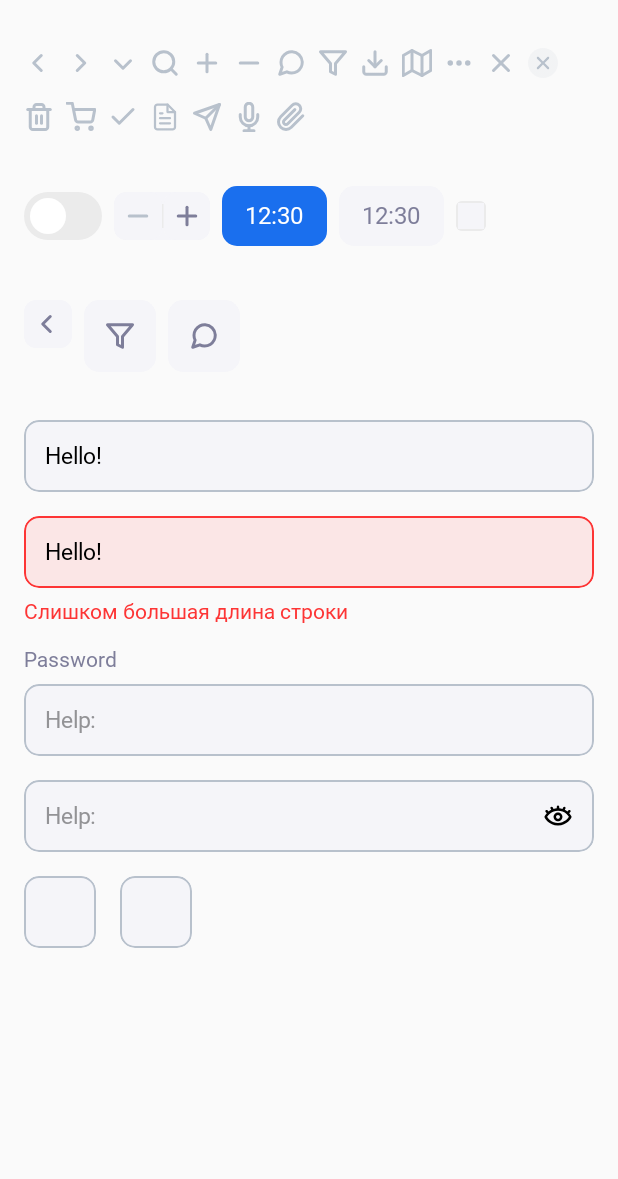
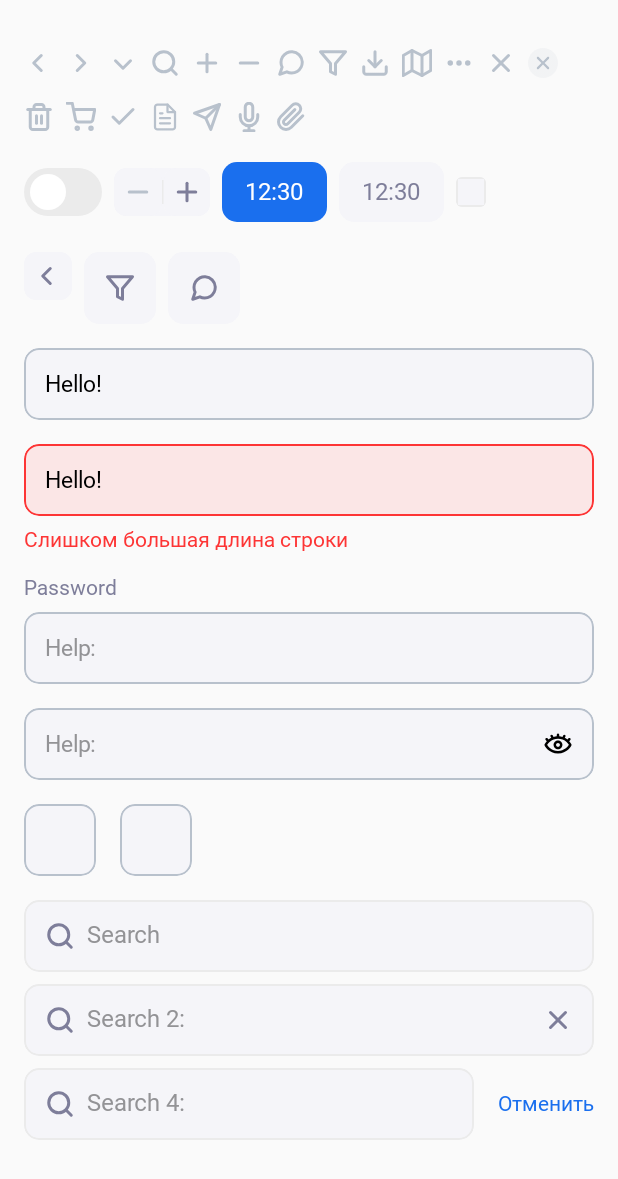
Before and after one commit to Vrs-Alex/StudyMatuleApp, an Android app built with Jetpack Compose: the screen it shows after launch (MainActivity), on a phone screen of 412 x 824 dp. Shown: the top 1179 px of the screen. Run offline under Robolectric (Android 15) with nearby library versions, the phone set to English and light mode, and no system bars; Roboto replaces fonts that are not available here.

Commit message:
Added search field

```diff
--- a/Android/Library/app/src/main/java/vrsalex/matule/uikit/MainActivity.kt
+++ b/Android/Library/app/src/main/java/vrsalex/matule/uikit/MainActivity.kt
@@ -4,17 +4,23 @@ import android.os.Bundle
 import androidx.activity.ComponentActivity
 import androidx.activity.compose.setContent
 import androidx.activity.enableEdgeToEdge
+import androidx.compose.foundation.layout.Arrangement
 import androidx.compose.foundation.layout.Column
 import androidx.compose.foundation.layout.Spacer
 import androidx.compose.foundation.layout.fillMaxSize
 import androidx.compose.foundation.layout.height
 import androidx.compose.foundation.layout.padding
 import androidx.compose.foundation.layout.statusBarsPadding
+import androidx.compose.foundation.rememberScrollState
+import androidx.compose.foundation.verticalScroll
+import androidx.compose.ui.Alignment
 import androidx.compose.ui.Modifier
+import androidx.compose.ui.text.style.LineHeightStyle
 import androidx.compose.ui.unit.dp
 import vrsalex.matule.uikit.show.ShowButton
 import vrsalex.matule.uikit.show.ShowControllers
 import vrsalex.matule.uikit.show.ShowInput
+import vrsalex.matule.uikit.show.ShowSearch
 import vrsalex.matule.uikit.show.ShowSystemIcon
 import vrsalex.matule.uikit.theme.AppTheme
 
@@ -25,21 +31,19 @@ class MainActivity : ComponentActivity() {
         setContent {
             AppTheme() {
                 Column(
-                    modifier = Modifier.fillMaxSize().statusBarsPadding().padding(horizontal = 16.dp, vertical = 32.dp),
+                    modifier = Modifier.fillMaxSize().statusBarsPadding().padding(horizontal = 16.dp, vertical = 32.dp)
+                        .verticalScroll(rememberScrollState()),
+                    verticalArrangement = Arrangement.spacedBy(16.dp),
                 ) {
                     ShowSystemIcon()
 
-                    Spacer(modifier = Modifier.height(32.dp))
-
                     ShowControllers()
-
-                    Spacer(modifier = Modifier.height(32.dp))
 
                     ShowButton()
 
-                    Spacer(modifier = Modifier.height(32.dp))
+                    ShowInput()
 
-                    ShowInput()
+                    ShowSearch()
                 }
             }
         }
--- /dev/null
+++ b/Android/Library/app/src/main/java/vrsalex/matule/uikit/show/ShowSearch.kt
@@ -0,0 +1,75 @@
+package vrsalex.matule.uikit.show
+
+import androidx.compose.foundation.clickable
+import androidx.compose.foundation.layout.Arrangement
+import androidx.compose.foundation.layout.Box
+import androidx.compose.foundation.layout.Column
+import androidx.compose.foundation.layout.fillMaxHeight
+import androidx.compose.foundation.layout.width
+import androidx.compose.foundation.layout.wrapContentWidth
+import androidx.compose.foundation.shape.RoundedCornerShape
+import androidx.compose.material3.Text
+import androidx.compose.material3.ripple
+import androidx.compose.runtime.Composable
+import androidx.compose.runtime.getValue
+import androidx.compose.runtime.mutableStateOf
+import androidx.compose.runtime.remember
+import androidx.compose.runtime.setValue
+import androidx.compose.ui.Alignment
+import androidx.compose.ui.Modifier
+import androidx.compose.ui.draw.clip
+import androidx.compose.ui.unit.dp
+import vrsalex.matule.uikit.component.search.SearchInputField
+import vrsalex.matule.uikit.theme.AppTheme
+
+@Composable
+fun ShowSearch() {
+
+    Column(
+        verticalArrangement = Arrangement.spacedBy(8.dp)
+    ) {
+
+        var value1 by remember { mutableStateOf("") }
+        SearchInputField(
+            value = value1,
+            onValueChange = { value1 = it },
+            placeholder = "Search"
+        )
+
+        var value2 by remember { mutableStateOf("") }
+        SearchInputField(
+            value = value2,
+            onValueChange = { value2 = it },
+            placeholder = "Search 2: ",
+            isAlwaysCancel = true
+        )
+
+
+        var value4 by remember { mutableStateOf("") }
+        SearchInputField(
+            value = value4,
+            onValueChange = { value4 = it },
+            placeholder = "Search 4: ",
+            additionContent = {
+                Box(
+                    modifier = Modifier
+                        .fillMaxHeight()
+                        .clip(RoundedCornerShape(10.dp))
+                        .clickable(
+                            interactionSource = null,
+                            indication = null,
+                            onClick = { value4 = "" }
+                        ),
+                    contentAlignment = Alignment.Center
+                ) {
+                    Text(
+                        "Отменить",
+                        style = AppTheme.typography.captionRegular,
+                        color = AppTheme.colors.accent
+                    )
+                }
+            }
+        )
+    }
+
+}
--- a/Android/Library/uikit/src/main/java/vrsalex/matule/uikit/component/icon/SystemIcon.kt
+++ b/Android/Library/uikit/src/main/java/vrsalex/matule/uikit/component/icon/SystemIcon.kt
@@ -1,7 +1,9 @@
 package vrsalex.matule.uikit.component.icon
 
+import androidx.compose.foundation.clickable
 import androidx.compose.foundation.layout.size
 import androidx.compose.material3.Icon
+import androidx.compose.material3.ripple
 import androidx.compose.runtime.Composable
 import androidx.compose.ui.Modifier
 import androidx.compose.ui.graphics.Color
@@ -39,13 +41,19 @@ enum class SystemIcon(val id: Int, val descroption: String = ""){
 fun SystemIcon(
     icon: SystemIcon,
     modifier: Modifier = Modifier,
-    tint: Color = AppTheme.colors.inputIcon
+    tint: Color = AppTheme.colors.inputIcon,
+    onClick: (() -> Unit)? = null
 ) {
+
+    val clickableModifier = if (onClick != null) Modifier.clickable(
+        interactionSource = null,
+        indication = ripple(true, 3.dp),
+        onClick = onClick ) else Modifier
 
     Icon(
         painter = painterResource(icon.id),
         contentDescription = icon.descroption,
-        modifier = modifier.size(20.dp),
+        modifier = modifier.size(20.dp).then(clickableModifier),
         tint = tint,
     )
 
--- /dev/null
+++ b/Android/Library/uikit/src/main/java/vrsalex/matule/uikit/component/search/SearchInputField.kt
@@ -0,0 +1,81 @@
+package vrsalex.matule.uikit.component.search
+
+import androidx.compose.foundation.background
+import androidx.compose.foundation.border
+import androidx.compose.foundation.layout.Arrangement
+import androidx.compose.foundation.layout.Box
+import androidx.compose.foundation.layout.Row
+import androidx.compose.foundation.layout.fillMaxSize
+import androidx.compose.foundation.layout.fillMaxWidth
+import androidx.compose.foundation.layout.height
+import androidx.compose.foundation.layout.padding
+import androidx.compose.foundation.shape.RoundedCornerShape
+import androidx.compose.foundation.text.BasicTextField
+import androidx.compose.material3.Text
+import androidx.compose.runtime.Composable
+import androidx.compose.ui.Alignment
+import androidx.compose.ui.Modifier
+import androidx.compose.ui.draw.clip
+import androidx.compose.ui.unit.dp
+import vrsalex.matule.uikit.component.icon.SystemIcon
+import vrsalex.matule.uikit.theme.AppTheme
+import vrsalex.matule.uikit.theme.Black
+
+@Composable
+fun SearchInputField(
+    value: String,
+    onValueChange: (String) -> Unit,
+    placeholder: String,
+    modifier: Modifier = Modifier,
+    isAlwaysCancel: Boolean = false,
+    additionContent: @Composable () -> Unit = {}
+) {
+    Row(
+        modifier = modifier.fillMaxWidth()
+            .height(48.dp),
+        horizontalArrangement = Arrangement.spacedBy(16.dp),
+    ) {
+
+        Row(
+            modifier = Modifier
+                .fillMaxSize()
+                .clip(RoundedCornerShape(10.dp))
+                .background(AppTheme.colors.inputBg)
+                .border(1.dp, AppTheme.colors.inputStroke, RoundedCornerShape(10.dp))
+                .padding(14.dp)
+                .weight(1f),
+            horizontalArrangement = Arrangement.spacedBy(8.dp),
+            verticalAlignment = Alignment.CenterVertically
+        ) {
+            SystemIcon(
+                icon = SystemIcon.SEARCH,
+                tint = AppTheme.colors.description
+            )
+
+            BasicTextField(
+                value = value,
+                onValueChange = onValueChange,
+                modifier = Modifier.weight(1f),
+                textStyle = AppTheme.typography.headLineRegular.copy(color = Black),
+                singleLine = true,
+                decorationBox = { innerTextField ->
+                    Box(modifier = Modifier.fillMaxSize()) {
+                        if (value.isEmpty()) {
+                            Text(placeholder, style = AppTheme.typography.headLineRegular, color = AppTheme.colors.caption)
+                        }
+                        innerTextField()
+                    }
+                }
+            )
+            if (isAlwaysCancel || value.isNotEmpty()){
+                SystemIcon(
+                    icon = SystemIcon.CLOSE,
+                    tint = AppTheme.colors.description,
+                    onClick = { onValueChange("") }
+                )
+            }
+
+        }
+        additionContent()
+    }
+}
```
